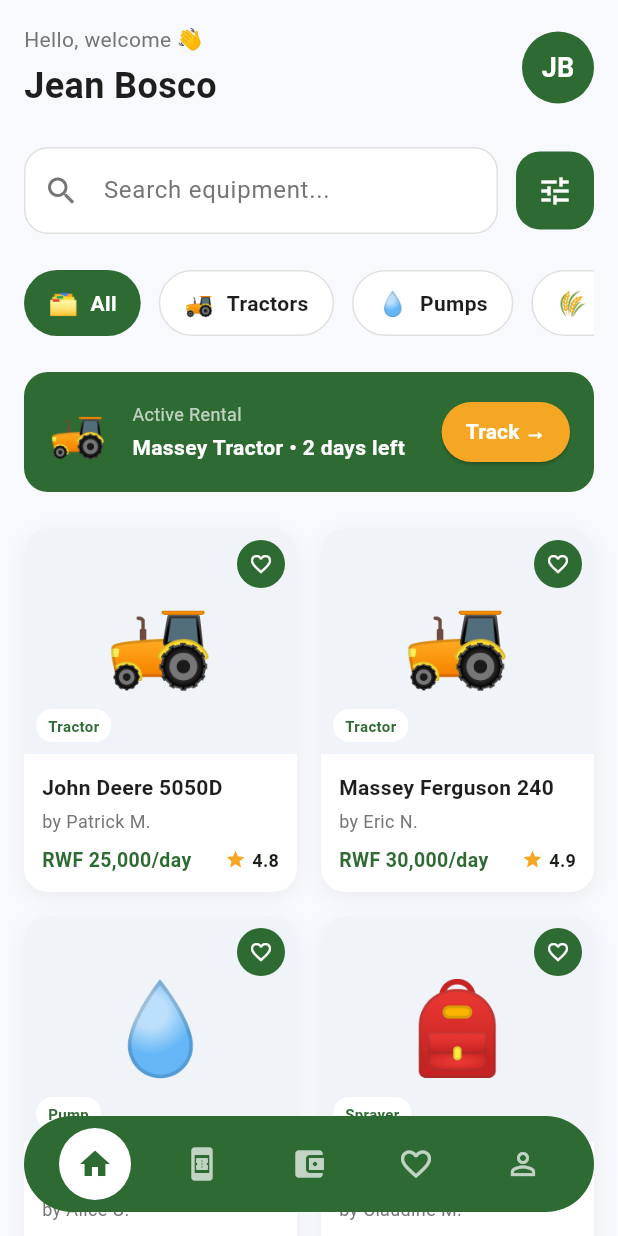
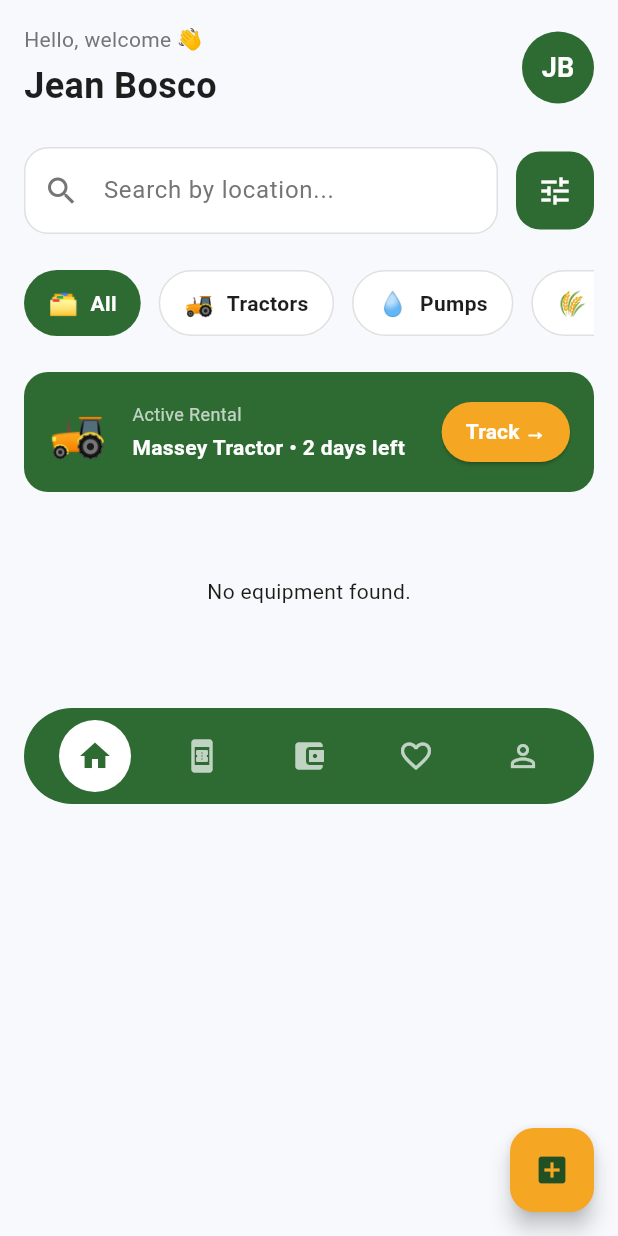
Before and after one commit to TWARIQABDUL/agri_rent, a Flutter app: the screen it shows after launch, on a phone screen of 412 x 824 dp. Run offline on Flutter 3.47's test engine with Material 3 defaults, Android fonts, the phone set to English and light mode, and no system bars; our stand-ins replace bloc, cloud_firestore, equatable, firebase_core, flutter_bloc, get_it and 1 more; accounts and stored records are empty.

Commit message:
feat: implement equipment feature with Firebase integration and BLoC state management

```diff
--- /dev/null
+++ b/lib/features/equipment/domain/entities/equipment.dart
@@ -0,0 +1,44 @@
+import 'package:equatable/equatable.dart';
+
+class Equipment extends Equatable {
+  final String id;
+  final String name;
+  final String ownerId;
+  final String description;
+  final double pricePerDay;
+  final double pricePerMonth;
+  final String status;
+  final String category;
+  final String image;
+  final String location;
+  final double rating;
+
+  const Equipment({
+    required this.id,
+    required this.name,
+    required this.ownerId,
+    required this.description,
+    required this.pricePerDay,
+    required this.pricePerMonth,
+    required this.status,
+    required this.category,
+    required this.image,
+    required this.location,
+    required this.rating,
+  });
+
+  @override
+  List<Object?> get props => [
+        id,
+        name,
+        ownerId,
+        description,
+        pricePerDay,
+        pricePerMonth,
+        status,
+        category,
+        image,
+        location,
+        rating,
+      ];
+}
--- /dev/null
+++ b/lib/features/equipment/domain/repositories/equipment_repository.dart
@@ -0,0 +1,5 @@
+import '../entities/equipment.dart';
+
+abstract class EquipmentRepository {
+  Future<List<Equipment>> getEquipment({String? category});
+}
--- /dev/null
+++ b/lib/features/equipment/domain/usecases/get_equipment.dart
@@ -0,0 +1,22 @@
+import 'package:injectable/injectable.dart';
+import '../../../../core/usecases/usecase.dart';
+import '../entities/equipment.dart';
+import '../repositories/equipment_repository.dart';
+
+@lazySingleton
+class GetEquipment implements UseCase<List<Equipment>, GetEquipmentParams> {
+  final EquipmentRepository repository;
+
+  GetEquipment(this.repository);
+
+  @override
+  Future<List<Equipment>> call(GetEquipmentParams params) async {
+    return await repository.getEquipment(category: params.category);
+  }
+}
+
+class GetEquipmentParams {
+  final String? category;
+
+  GetEquipmentParams({this.category});
+}
--- /dev/null
+++ b/lib/features/equipment/presentation/bloc/equipment_bloc.dart
@@ -0,0 +1,37 @@
+import 'package:bloc/bloc.dart';
+import 'package:equatable/equatable.dart';
+import 'package:injectable/injectable.dart';
+
+import '../../domain/entities/equipment.dart';
+import '../../domain/usecases/get_equipment.dart';
+
+part 'equipment_event.dart';
+part 'equipment_state.dart';
+
+@injectable
+class EquipmentBloc extends Bloc<EquipmentEvent, EquipmentState> {
+  final GetEquipment getEquipment;
+
+  EquipmentBloc(this.getEquipment) : super(EquipmentInitial()) {
+    on<FetchEquipmentEvent>((event, emit) async {
+      emit(EquipmentLoading());
+      try {
+        final equipmentList = await getEquipment(
+          GetEquipmentParams(category: event.category),
+        );
+
+        // Client-side filtering for location (as requested for Phase 1)
+        List<Equipment> filteredList = equipmentList;
+        if (event.location != null && event.location!.isNotEmpty) {
+          filteredList = equipmentList
+              .where((e) => e.location.toLowerCase().contains(event.location!.toLowerCase()))
+              .toList();
+        }
+
+        emit(EquipmentLoaded(filteredList));
+      } catch (e) {
+        emit(EquipmentError(e.toString()));
+      }
+    });
+  }
+}
--- /dev/null
+++ b/lib/features/equipment/presentation/bloc/equipment_event.dart
@@ -0,0 +1,18 @@
+part of 'equipment_bloc.dart';
+
+abstract class EquipmentEvent extends Equatable {
+  const EquipmentEvent();
+
+  @override
+  List<Object?> get props => [];
+}
+
+class FetchEquipmentEvent extends EquipmentEvent {
+  final String? category;
+  final String? location;
+
+  const FetchEquipmentEvent({this.category, this.location});
+
+  @override
+  List<Object?> get props => [category, location];
+}
--- /dev/null
+++ b/lib/features/equipment/presentation/bloc/equipment_state.dart
@@ -0,0 +1,30 @@
+part of 'equipment_bloc.dart';
+
+abstract class EquipmentState extends Equatable {
+  const EquipmentState();
+
+  @override
+  List<Object?> get props => [];
+}
+
+class EquipmentInitial extends EquipmentState {}
+
+class EquipmentLoading extends EquipmentState {}
+
+class EquipmentLoaded extends EquipmentState {
+  final List<Equipment> equipment;
+
+  const EquipmentLoaded(this.equipment);
+
+  @override
+  List<Object?> get props => [equipment];
+}
+
+class EquipmentError extends EquipmentState {
+  final String message;
+
+  const EquipmentError(this.message);
+
+  @override
+  List<Object?> get props => [message];
+}
--- a/lib/features/home/presentation/pages/home_page.dart
+++ b/lib/features/home/presentation/pages/home_page.dart
@@ -1,5 +1,8 @@
 import 'package:flutter/material.dart';
+import 'package:flutter_bloc/flutter_bloc.dart';
+import 'package:cloud_firestore/cloud_firestore.dart';
 import '../../../../core/theme/app_colors.dart';
+import '../../../equipment/presentation/bloc/equipment_bloc.dart';
 import '../widgets/active_rental_banner.dart';
 import '../widgets/category_chip.dart';
 import '../widgets/custom_bottom_nav.dart';
@@ -23,45 +26,89 @@
     {'label': 'Harvesters', 'icon': '🌾'},
   ];
 
-  final List<Map<String, dynamic>> _equipmentList = [
+  @override
+  void initState() {
+    super.initState();
+    // Fetch initial equipment (All)
+    context.read<EquipmentBloc>().add(const FetchEquipmentEvent(category: 'All'));
+  }
+
+  void _onCategorySelected(int index) {
+    setState(() {
+      _selectedCategoryIndex = index;
+    });
+
+    final category = _categories[index]['label'];
+    context.read<EquipmentBloc>().add(FetchEquipmentEvent(category: category));
+  }
+
+  void _seedDummyData() async {
+    final firestore = FirebaseFirestore.instance;
+    final batch = firestore.batch();
+
+    final items = [
       {
-      'title': 'John Deere 5050D',
-      'owner': 'Patrick M.',
-      'price': 'RWF 25,000/day',
-      'rating': '4.8',
-      'type': 'Tractor',
-      'emoji': '🚜',
+        'name': 'John Deere 5050D',
+        'ownerId': 'Patrick M.',
+        'description': 'Reliable tractor for heavy farming tasks.',
+        'pricePerDay': 25000.0,
+        'pricePerMonth': 600000.0,
+        'status': 'available',
+        'category': 'Tractors',
+        'image': '',
+        'location': 'Kigali',
+        'rating': 4.8,
       },
       {
-      'title': 'Massey Ferguson 240',
-      'owner': 'Eric N.',
-      'price': 'RWF 30,000/day',
-      'rating': '4.9',
-      'type': 'Tractor',
-      'emoji': '🚜',
+        'name': 'Irrigation Pump X2',
+        'ownerId': 'Alice U.',
+        'description': 'High capacity water pump.',
+        'pricePerDay': 8000.0,
+        'pricePerMonth': 200000.0,
+        'status': 'available',
+        'category': 'Pumps',
+        'image': '',
+        'location': 'Muhanga',
+        'rating': 4.6,
       },
       {
-      'title': 'Irrigation Pump X2',
-      'owner': 'Alice U.',
-      'price': 'RWF 8,000/day',
-      'rating': '4.6',
-      'type': 'Pump',
-      'emoji': '💧',
-    },
-    {
-      'title': 'Knapsack Sprayer',
-      'owner': 'Claudine M.',
-      'price': 'RWF 3,500/day',
-      'rating': '4.7',
-      'type': 'Sprayer',
-      'emoji': '🎒',
-    },
+        'name': 'Massey Ferguson 240',
+        'ownerId': 'Eric N.',
+        'description': 'Efficient and easy to use.',
+        'pricePerDay': 30000.0,
+        'pricePerMonth': 750000.0,
+        'status': 'available',
+        'category': 'Tractors',
+        'image': '',
+        'location': 'Kigali',
+        'rating': 4.9,
+      }
     ];
+
+    for (var item in items) {
+      final docRef = firestore.collection('equipment').doc();
+      batch.set(docRef, item);
+    }
+
+    await batch.commit();
+    if (mounted) {
+      ScaffoldMessenger.of(context).showSnackBar(
+        const SnackBar(content: Text('Testing Equipment Added to Firestore! Refreshing...'))
+      );
+      // Refresh the list
+      context.read<EquipmentBloc>().add(const FetchEquipmentEvent(category: 'All'));
+    }
+  }
 
   @override
   Widget build(BuildContext context) {
     return Scaffold(
       backgroundColor: AppColors.background,
+      floatingActionButton: FloatingActionButton(
+        onPressed: _seedDummyData,
+        backgroundColor: AppColors.accentYellow,
+        child: const Icon(Icons.add_box),
+      ),
       body: SafeArea(
         child: Stack(
           children: [
@@ -123,9 +170,17 @@
                               borderRadius: BorderRadius.circular(16),
                               border: Border.all(color: AppColors.borderColor),
                             ),
-                            child: const TextField(
-                              decoration: InputDecoration(
-                                hintText: 'Search equipment...',
+                            child: TextField(
+                              onChanged: (value) {
+                                // Add location filter based on search input
+                                final category = _categories[_selectedCategoryIndex]['label'];
+                                context.read<EquipmentBloc>().add(FetchEquipmentEvent(
+                                  category: category,
+                                  location: value,
+                                ));
+                              },
+                              decoration: const InputDecoration(
+                                hintText: 'Search by location...',
                                 hintStyle: TextStyle(color: AppColors.textSecondary),
                                 prefixIcon: Icon(Icons.search, color: AppColors.textSecondary),
                                 border: InputBorder.none,
@@ -159,11 +214,7 @@
                             label: category['label']!,
                             icon: category['icon']!,
                             isSelected: _selectedCategoryIndex == index,
-                            onTap: () {
-                              setState(() {
-                                _selectedCategoryIndex = index;
-                              });
-                            },
+                            onTap: () => _onCategorySelected(index),
                           );
                         },
                       ),
@@ -174,8 +225,36 @@
                     const ActiveRentalBanner(),
                     const SizedBox(height: 24),
 
-                    // Equipment Grid
-                    GridView.builder(
+                    // Equipment Grid with BLoC Builder
+                    BlocBuilder<EquipmentBloc, EquipmentState>(
+                      builder: (context, state) {
+                        if (state is EquipmentLoading) {
+                          return const Center(
+                            child: Padding(
+                              padding: EdgeInsets.all(32.0),
+                              child: CircularProgressIndicator(
+                                color: AppColors.primaryDark,
+                              ),
+                            ),
+                          );
+                        } else if (state is EquipmentError) {
+                          return Center(
+                            child: Text(
+                              'Error: ${state.message}',
+                              style: const TextStyle(color: Colors.red),
+                            ),
+                          );
+                        } else if (state is EquipmentLoaded) {
+                          if (state.equipment.isEmpty) {
+                            return const Center(
+                              child: Padding(
+                                padding: EdgeInsets.all(32.0),
+                                child: Text('No equipment found.'),
+                              ),
+                            );
+                          }
+
+                          return GridView.builder(
                             shrinkWrap: true,
                             physics: const NeverScrollableScrollPhysics(),
                             gridDelegate: const SliverGridDelegateWithFixedCrossAxisCount(
@@ -184,17 +263,23 @@
                               crossAxisSpacing: 16,
                               mainAxisSpacing: 16,
                             ),
-                      itemCount: _equipmentList.length,
+                            itemCount: state.equipment.length,
                             itemBuilder: (context, index) {
-                        final equipment = _equipmentList[index];
+                              final equipment = state.equipment[index];
                               return EquipmentCard(
-                          title: equipment['title'],
-                          owner: equipment['owner'],
-                          price: equipment['price'],
-                          rating: equipment['rating'],
-                          type: equipment['type'],
-                          emoji: equipment['emoji'],
+                                name: equipment.name,
+                                ownerId: equipment.ownerId,
+                                pricePerDay: equipment.pricePerDay,
+                                location: equipment.location,
+                                rating: equipment.rating,
+                                type: equipment.category,
+                                image: equipment.image,
                               );
+                            },
+                          );
+                        }
+
+                        return const SizedBox.shrink();
                       },
                     ),
                   ],
--- a/lib/features/home/presentation/widgets/equipment_card.dart
+++ b/lib/features/home/presentation/widgets/equipment_card.dart
@@ -2,22 +2,43 @@
 import '../../../../core/theme/app_colors.dart';
 
 class EquipmentCard extends StatelessWidget {
-  final String title;
-  final String owner;
-  final String price;
-  final String rating;
+  final String name;
+  final String ownerId;
+  final double pricePerDay;
+  final String location;
+  final double rating;
   final String type;
-  final String emoji;
+  final String image;
 
   const EquipmentCard({
     super.key,
-    required this.title,
-    required this.owner,
-    required this.price,
+    required this.name,
+    required this.ownerId,
+    required this.pricePerDay,
+    required this.location,
     required this.rating,
     required this.type,
-    required this.emoji,
+    required this.image,
   });
+
+  String _getEmojiForType() {
+    switch (type.toLowerCase()) {
+      case 'tractor':
+      case 'tractors':
+        return '🚜';
+      case 'pump':
+      case 'pumps':
+        return '💧';
+      case 'sprayer':
+      case 'sprayers':
+        return '🎒';
+      case 'harvester':
+      case 'harvesters':
+        return '🌾';
+      default:
+        return '🔧';
+    }
+  }
 
   @override
   Widget build(BuildContext context) {
@@ -48,8 +69,8 @@
                   ),
                   child: Center(
                     child: Text(
-                      emoji,
-                      style: const TextStyle(fontSize: 60),
+                      _getEmojiForType(),
+                      style: const TextStyle(fontSize: 50),
                     ),
                   ),
                 ),
@@ -58,11 +79,11 @@
                   right: 8,
                   child: CircleAvatar(
                     backgroundColor: AppColors.primaryDark,
-                    radius: 16,
+                    radius: 14,
                     child: const Icon(
                       Icons.favorite_border,
                       color: AppColors.white,
-                      size: 16,
+                      size: 14,
                     ),
                   ),
                 ),
@@ -90,39 +111,47 @@
           ),
           // Details Area
           Padding(
-            padding: const EdgeInsets.all(12),
+            padding: const EdgeInsets.all(10),
             child: Column(
               crossAxisAlignment: CrossAxisAlignment.start,
               children: [
                 Text(
-                  title,
+                  name,
                   style: const TextStyle(
                     fontWeight: FontWeight.bold,
-                    fontSize: 14,
+                    fontSize: 13,
                     color: AppColors.textPrimary,
                   ),
                   maxLines: 1,
                   overflow: TextOverflow.ellipsis,
                 ),
-                const SizedBox(height: 4),
-                Text(
-                  'by $owner',
-                  style: const TextStyle(
-                    color: AppColors.textSecondary,
-                    fontSize: 12,
-                  ),
-                  maxLines: 1,
-                  overflow: TextOverflow.ellipsis,
+                const SizedBox(height: 2),
+                Row(
+                  children: [
+                    const Icon(Icons.location_on, size: 10, color: AppColors.textSecondary),
+                    const SizedBox(width: 2),
+                    Expanded(
+                      child: Text(
+                        location.isNotEmpty ? location : 'Rwanda',
+                        style: const TextStyle(
+                          color: AppColors.textSecondary,
+                          fontSize: 11,
+                        ),
+                        maxLines: 1,
+                        overflow: TextOverflow.ellipsis,
+                      ),
+                    ),
+                  ],
                 ),
-                const SizedBox(height: 8),
+                const SizedBox(height: 6),
                 Row(
                   mainAxisAlignment: MainAxisAlignment.spaceBetween,
                   children: [
                     Text(
-                      price,
+                      'RWF ${pricePerDay.toInt()}/day',
                       style: const TextStyle(
                         fontWeight: FontWeight.bold,
-                        fontSize: 13,
+                        fontSize: 12,
                         color: AppColors.primaryDark,
                       ),
                     ),
@@ -131,14 +160,14 @@
                         const Icon(
                           Icons.star,
                           color: AppColors.accentYellow,
-                          size: 14,
+                          size: 12,
                         ),
-                        const SizedBox(width: 4),
+                        const SizedBox(width: 2),
                         Text(
-                          rating,
+                          rating.toStringAsFixed(1),
                           style: const TextStyle(
                             fontWeight: FontWeight.bold,
-                            fontSize: 12,
+                            fontSize: 11,
                           ),
                         ),
                       ],
--- a/lib/main.dart
+++ b/lib/main.dart
@@ -4,6 +4,7 @@
 import 'firebase_options.dart';
 import 'injection_container.dart';
 import 'features/auth/presentation/bloc/auth_bloc.dart';
+import 'features/equipment/presentation/bloc/equipment_bloc.dart';
 import 'features/home/presentation/pages/home_page.dart';
 import 'core/theme/app_colors.dart';
 
@@ -27,6 +28,9 @@
         BlocProvider(
           create: (_) => sl<AuthBloc>()..add(CheckAuthStatusEvent()),
         ),
+        BlocProvider(
+          create: (_) => sl<EquipmentBloc>(),
+        ),
       ],
       child: MaterialApp(
         title: 'AgriRent',
--- a/pubspec.yaml
+++ b/pubspec.yaml
@@ -39,6 +39,7 @@
   equatable: ^2.1.0
   get_it: ^9.2.1
   injectable: ^3.0.0
+  cloud_firestore: ^6.7.1
 
 dev_dependencies:
   flutter_test:
```
Also changed, not shown: lib/core/usecases/usecase.dart (added, +10 -0 lines), lib/features/equipment/data/datasources/equipment_remote_data_source.dart (added, +28 -0 lines), lib/features/equipment/data/models/equipment_model.dart (added, +50 -0 lines), lib/features/equipment/data/repositories/equipment_repository_impl.dart (added, +21 -0 lines), lib/injection_container.dart (+7 -0 lines), lib/injection_container.config.dart, pubspec.lock, 3 other files. Lines whose indentation alone changed are shown as unchanged.
